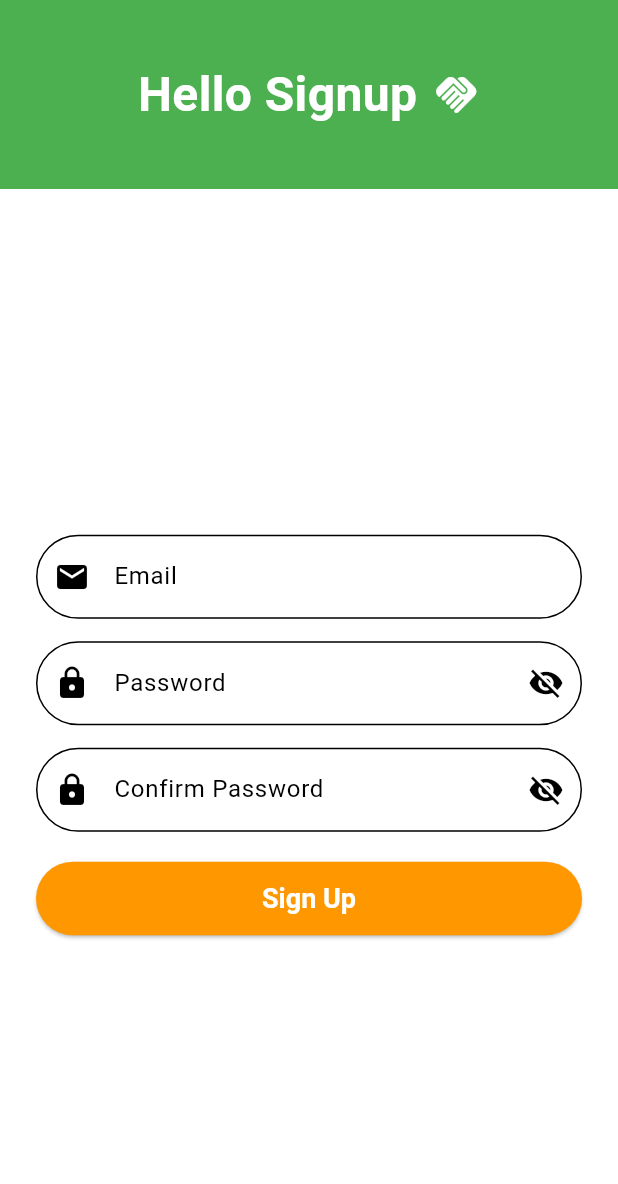
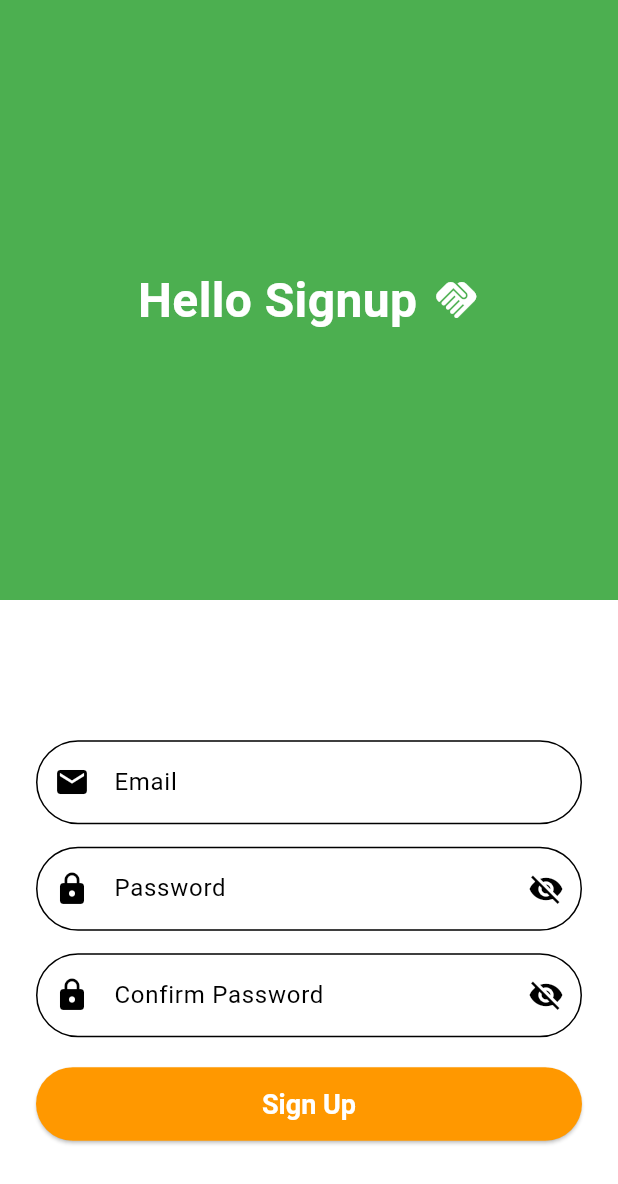
Before and after one commit to omar-albarakeh/chatapp-v2, a Flutter app: the screen it shows after launch, on a phone screen of 412 x 824 dp. Shown: the top 1184 px of the screen. Run offline on Flutter 3.47's test engine with Material 3 defaults, Android fonts, the phone set to English and light mode, and no system bars.

Commit message:
signup page updated

```diff
--- a/lib/Signup.dart
+++ b/lib/Signup.dart
@@ -18,6 +18,7 @@ class _SignupPageState extends State<SignupPage> {
         children: [
           Container(
             color: Colors.green,
+            height: 400,
             width: double.infinity,
             padding: const EdgeInsets.symmetric(vertical: 40),
             child: const Row(
```
